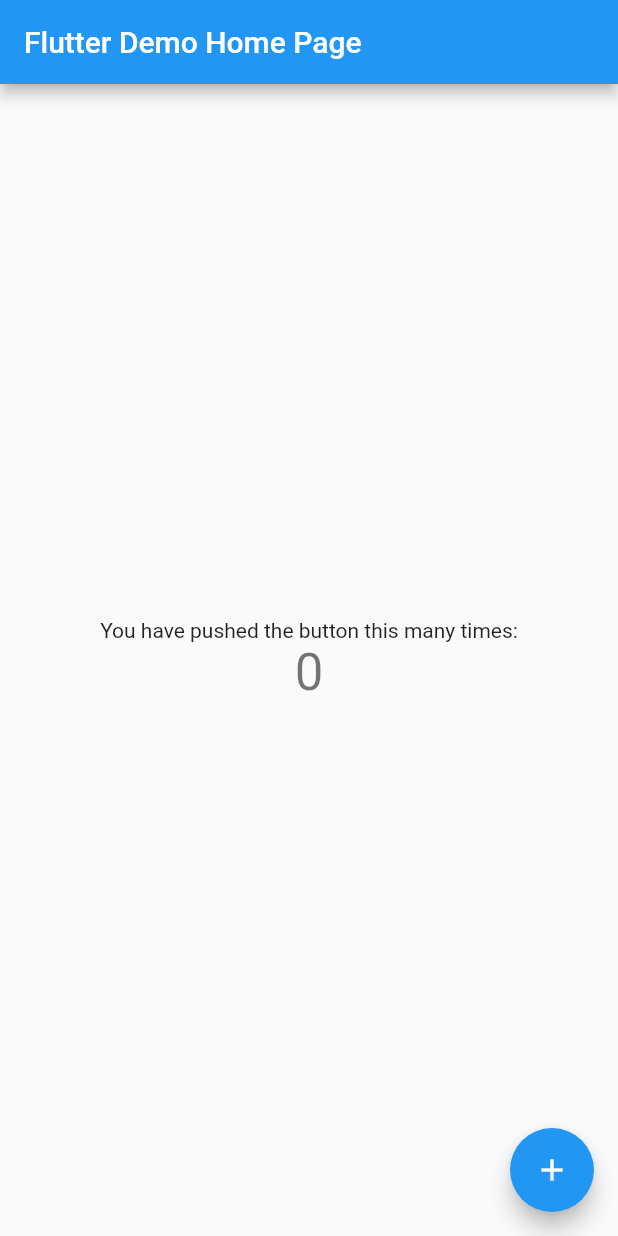
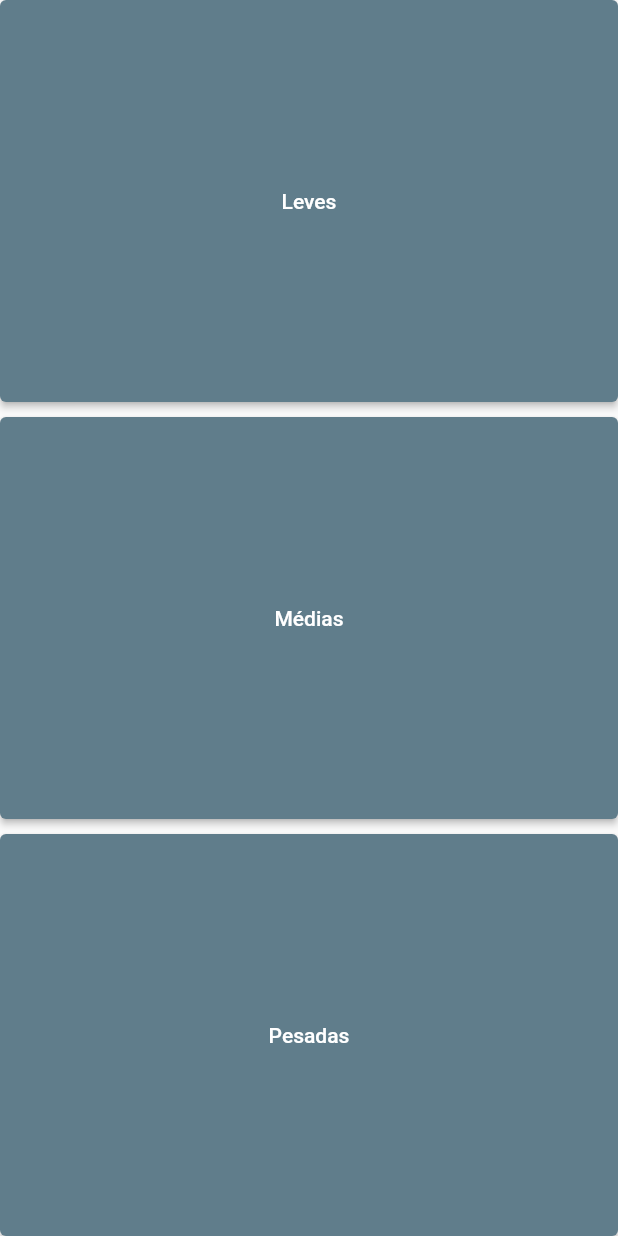
Before and after one commit to allmonty/eu-nunca, a Flutter app: the screen it shows after launch, on a phone screen of 412 x 824 dp. Run offline on Flutter 3.47's test engine with Material 2 defaults, Android fonts, the phone set to English and light mode, and no system bars.

Commit message:
create buttons

```diff
--- a/lib/main.dart
+++ b/lib/main.dart
@@ -13,16 +13,7 @@
     return MaterialApp(
       title: 'Flutter Demo',
       theme: ThemeData(
-        // This is the theme of your application.
-        //
-        // Try running your application with "flutter run". You'll see the
-        // application has a blue toolbar. Then, without quitting the app, try
-        // changing the primarySwatch below to Colors.green and then invoke
-        // "hot reload" (press "r" in the console where you ran "flutter run",
-        // or simply save your changes to "hot reload" in a Flutter IDE).
-        // Notice that the counter didn't reset back to zero; the application
-        // is not restarted.
-        primarySwatch: Colors.blue,
+        primarySwatch: Colors.blueGrey,
       ),
       home: const MyHomePage(title: 'Flutter Demo Home Page'),
     );
@@ -32,15 +23,6 @@
 class MyHomePage extends StatefulWidget {
   const MyHomePage({super.key, required this.title});
 
-  // This widget is the home page of your application. It is stateful, meaning
-  // that it has a State object (defined below) that contains fields that affect
-  // how it looks.
-
-  // This class is the configuration for the state. It holds the values (in this
-  // case the title) provided by the parent (in this case the App widget) and
-  // used by the build method of the State. Fields in a Widget subclass are
-  // always marked "final".
-
   final String title;
 
   @override
@@ -48,68 +30,59 @@
 }
 
 class _MyHomePageState extends State<MyHomePage> {
-  int _counter = 0;
+  @override
+  Widget build(BuildContext context) {
+    return Scaffold(
+      body: Row(
+        children: [
+          Expanded(
+            child: Column(
+              mainAxisSize: MainAxisSize.max,
+              children: [
+                MenuButton(
+                  text: const Text("Leves"),
+                  onPressed: () {},
+                ),
+                const SizedBox(
+                  height: 10,
+                ),
+                MenuButton(
+                  text: const Text("Médias"),
+                  onPressed: () {},
+                ),
+                const SizedBox(
+                  height: 10,
+                ),
+                MenuButton(
+                  text: const Text("Pesadas"),
+                  onPressed: () {},
+                )
+              ],
+            ),
+          ),
+        ],
+      ),
+    );
+  }
+}
 
-  void _incrementCounter() {
-    setState(() {
-      // This call to setState tells the Flutter framework that something has
-      // changed in this State, which causes it to rerun the build method below
-      // so that the display can reflect the updated values. If we changed
-      // _counter without calling setState(), then the build method would not be
-      // called again, and so nothing would appear to happen.
-      _counter++;
-    });
-  }
+class MenuButton extends StatelessWidget {
+  const MenuButton({super.key, this.text, this.onPressed});
+
+  final Text? text;
+  final Function()? onPressed;
 
   @override
   Widget build(BuildContext context) {
-    // This method is rerun every time setState is called, for instance as done
-    // by the _incrementCounter method above.
-    //
-    // The Flutter framework has been optimized to make rerunning build methods
-    // fast, so that you can just rebuild anything that needs updating rather
-    // than having to individually change instances of widgets.
-    return Scaffold(
-      appBar: AppBar(
-        // Here we take the value from the MyHomePage object that was created by
-        // the App.build method, and use it to set our appbar title.
-        title: Text(widget.title),
+    return Expanded(
+      flex: 1,
+      child: ElevatedButton(
+        style: ElevatedButton.styleFrom(
+          minimumSize: const Size.fromHeight(50),
+        ),
+        onPressed: onPressed,
+        child: text,
       ),
-      body: Center(
-        // Center is a layout widget. It takes a single child and positions it
-        // in the middle of the parent.
-        child: Column(
-          // Column is also a layout widget. It takes a list of children and
-          // arranges them vertically. By default, it sizes itself to fit its
-          // children horizontally, and tries to be as tall as its parent.
-          //
-          // Invoke "debug painting" (press "p" in the console, choose the
-          // "Toggle Debug Paint" action from the Flutter Inspector in Android
-          // Studio, or the "Toggle Debug Paint" command in Visual Studio Code)
-          // to see the wireframe for each widget.
-          //
-          // Column has various properties to control how it sizes itself and
-          // how it positions its children. Here we use mainAxisAlignment to
-          // center the children vertically; the main axis here is the vertical
-          // axis because Columns are vertical (the cross axis would be
-          // horizontal).
-          mainAxisAlignment: MainAxisAlignment.center,
-          children: <Widget>[
-            const Text(
-              'You have pushed the button this many times:',
-            ),
-            Text(
-              '$_counter',
-              style: Theme.of(context).textTheme.headlineMedium,
-            ),
-          ],
-        ),
-      ),
-      floatingActionButton: FloatingActionButton(
-        onPressed: _incrementCounter,
-        tooltip: 'Increment',
-        child: const Icon(Icons.add),
-      ), // This trailing comma makes auto-formatting nicer for build methods.
     );
   }
 }
```
